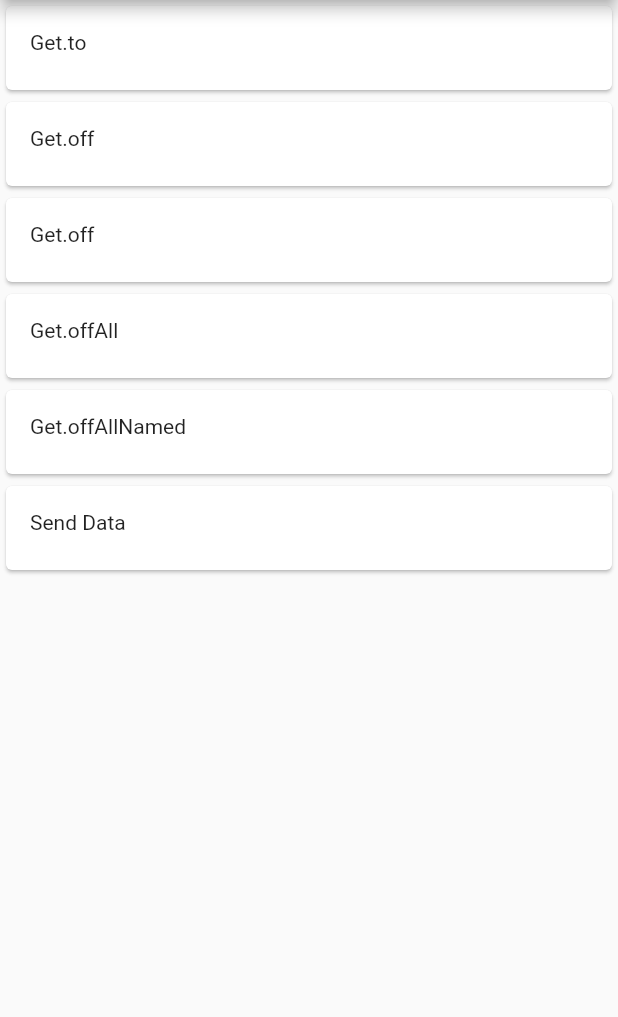
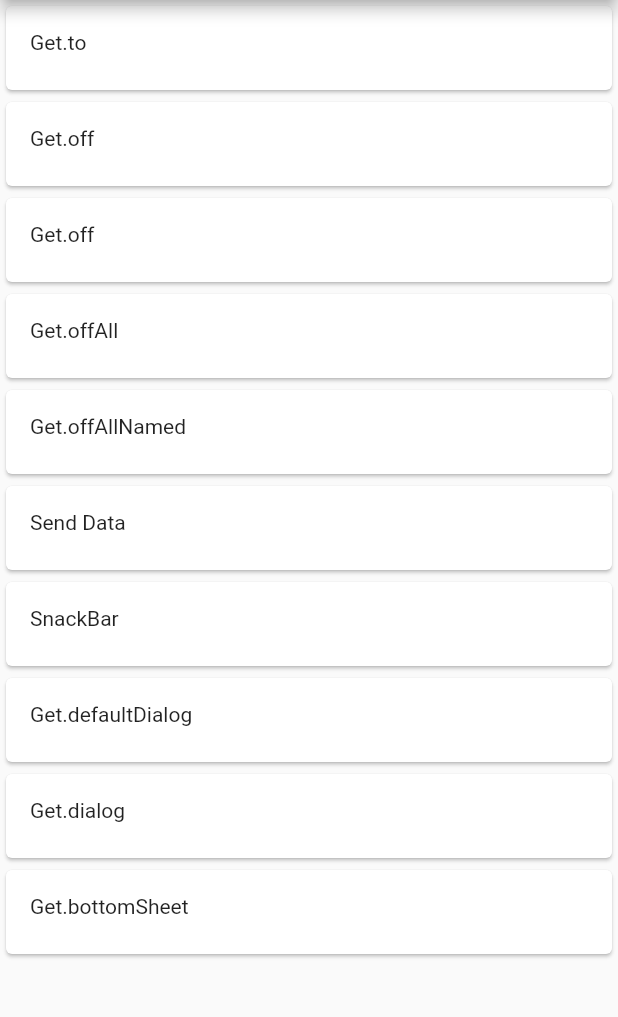
Before and after one commit to marksenee/flutter-getx, a Flutter app: the NavigationPage screen opened by its route, on a phone screen of 412 x 824 dp, the part 84-1101 px from its top. Run offline on Flutter 3.47's test engine with Material 2 defaults, Android fonts, the phone set to English and light mode, and no system bars; our stand-ins replace get.

Commit message:
[+] add getx navigation

```diff
--- a/lib/pages/navigation_page.dart
+++ b/lib/pages/navigation_page.dart
@@ -15,7 +15,7 @@ class _NavigationPageState extends State<NavigationPage> {
     return Scaffold(
       appBar: AppBar(
         leading: IconButton(
-          icon: Icon(Icons.arrow_back_ios_rounded),
+          icon: const Icon(Icons.arrow_back_ios_rounded),
           onPressed: (){
             Get.toNamed('/home');
           },
@@ -77,6 +77,58 @@ class _NavigationPageState extends State<NavigationPage> {
               },
             ),
           ),
+          Card(
+            child: ListTile(
+              leading: const Text("SnackBar"),
+              onTap: () {
+                Get.snackbar(
+                    "안녕",
+                    "안녕? 나는 Mark야",
+                  icon: const Icon(Icons.alarm_add_rounded)
+                );
+              },
+            ),
+          ),
+          Card(
+            child: ListTile(
+              leading: const Text("Get.defaultDialog"),
+              onTap: () {
+                Get.defaultDialog(
+                  title: "Dialog",
+                  middleText: "Getx Dialog",
+                  textCancel: "취소",
+                  textConfirm: "확인",
+                  onConfirm: () => print("확인")
+                );
+              },
+            ),
+          ),
+          Card(
+            child: ListTile(
+              leading: const Text("Get.dialog"),
+              onTap: () {
+                Get.dialog(
+                  const Center(
+                      child: Text("Get.dialog"))
+                );
+              },
+            ),
+          ),
+          Card(
+            child: ListTile(
+              leading: const Text("Get.bottomSheet"),
+              onTap: () {
+                Get.bottomSheet(
+                  Container(
+                    color: Colors.white,
+                    height: Get.height * 0.5,
+                    child: const Center(
+                        child: Text("Get.bottomSheet")),
+                  )
+                );
+              },
+            ),
+          ),
         ],
       ),
     );
```
